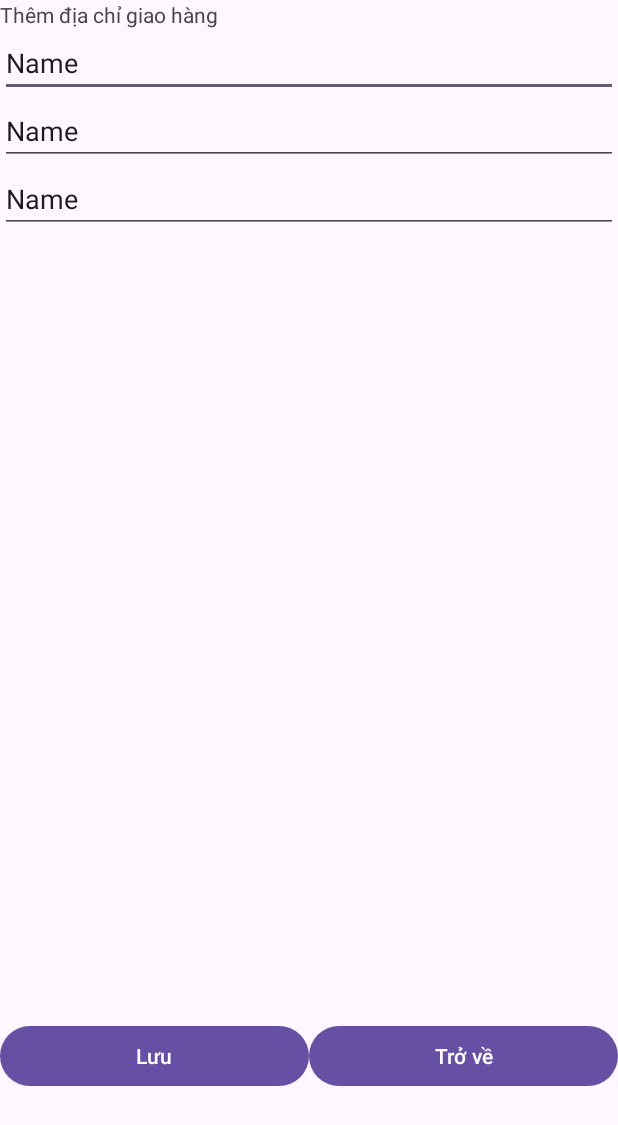
After one commit to huydong0210/EShop, an Android app: the NewShipmentDetailsActivity screen opened directly, with no data from a screen before it, on a phone screen of 412 x 824 dp. The commit adds this screen. Shown: the top 1125 px of the screen. Run offline under Robolectric (Android 15) with nearby library versions, the phone set to English and light mode, and no system bars; network calls fail.

Commit message:
shipmentdetails

```diff
--- a/EShopFE/app/src/main/AndroidManifest.xml
+++ b/EShopFE/app/src/main/AndroidManifest.xml
@@ -15,6 +15,9 @@
         android:theme="@style/Theme.EShopFE"
         android:usesCleartextTraffic="true"
         tools:targetApi="31">
+        <activity
+            android:name=".user_infor.activity.NewShipmentDetailsActivity"
+            android:exported="false" />
         <activity
             android:name=".user_infor.activity.ShipmentDetailsActivity"
             android:exported="false" />
--- /dev/null
+++ b/EShopFE/app/src/main/java/com/group2/eshopfe/user_infor/activity/NewShipmentDetailsActivity.java
@@ -0,0 +1,47 @@
+package com.group2.eshopfe.user_infor.activity;
+
+import androidx.appcompat.app.AppCompatActivity;
+
+import android.content.Intent;
+import android.os.Bundle;
+import android.view.View;
+import android.widget.Button;
+import android.widget.EditText;
+
+import com.group2.eshopfe.R;
+
+public class NewShipmentDetailsActivity extends AppCompatActivity {
+    Button buttonNewShipmentDetailsSave, buttonNewShipmentDetailsBack;
+    EditText editTextNewShipmentDetailsName, editTextNewShipmentDetailsPhone, editTextNewShipmentDetailsAddress;
+
+    @Override
+    protected void onCreate(Bundle savedInstanceState) {
+        super.onCreate(savedInstanceState);
+        setContentView(R.layout.activity_new_shipment_details);
+        addControls();
+        addEvents();
+
+    }
+
+    public void addControls() {
+        editTextNewShipmentDetailsName = findViewById(R.id.editTextNewShipmentDetailsName);
+        editTextNewShipmentDetailsAddress = findViewById(R.id.editTextNewShipmentDetailsAddress);
+        editTextNewShipmentDetailsPhone = findViewById(R.id.editTextNewShipmentDetailsPhone);
+
+        buttonNewShipmentDetailsSave = findViewById(R.id.buttonNewShipmentDetailsSave);
+        buttonNewShipmentDetailsBack = findViewById(R.id.buttonNewShipmentDetailsBack);
+
+
+    }
+
+    public void addEvents() {
+        buttonNewShipmentDetailsBack.setOnClickListener(new View.OnClickListener() {
+            @Override
+            public void onClick(View v) {
+                Intent intent =new Intent(NewShipmentDetailsActivity.this, ShipmentDetailsActivity.class);
+                startActivity(intent);
+            }
+        });
+
+    }
+}
--- a/EShopFE/app/src/main/java/com/group2/eshopfe/user_infor/activity/ShipmentDetailsActivity.java
+++ b/EShopFE/app/src/main/java/com/group2/eshopfe/user_infor/activity/ShipmentDetailsActivity.java
@@ -67,6 +67,7 @@ public class ShipmentDetailsActivity extends AppCompatActivity {
     }
     public void addControls(){
         buttonShipmentDetailsBack = findViewById(R.id.buttonShipmentDetailsBack);
+        buttonShipmentDetailsAdd = findViewById(R.id.buttonShipmentDetailsAdd);
 
         listViewShipmentDetailsList = findViewById(R.id.listViewShipmentDetailsList);
         shipmentDetailsAdapter = new ShipmentDetailsAdapter(ShipmentDetailsActivity.this, R.layout.activity_shipment_details_item);
@@ -82,6 +83,13 @@ public class ShipmentDetailsActivity extends AppCompatActivity {
                 startActivity(intent);
             }
         });
+        buttonShipmentDetailsAdd.setOnClickListener(new View.OnClickListener() {
+            @Override
+            public void onClick(View v) {
+                Intent intent =new Intent(ShipmentDetailsActivity.this, NewShipmentDetailsActivity.class);
+                startActivity(intent);
+            }
+        });
 
     }
 }
--- /dev/null
+++ b/EShopFE/app/src/main/res/layout/activity_new_shipment_details.xml
@@ -0,0 +1,67 @@
+<?xml version="1.0" encoding="utf-8"?>
+<LinearLayout xmlns:android="http://schemas.android.com/apk/res/android"
+    xmlns:app="http://schemas.android.com/apk/res-auto"
+    xmlns:tools="http://schemas.android.com/tools"
+    android:layout_width="match_parent"
+    android:layout_height="match_parent"
+    android:orientation="vertical"
+    tools:context=".user_infor.activity.NewShipmentDetailsActivity">
+
+    <LinearLayout
+        android:layout_width="match_parent"
+        android:layout_height="680dp"
+        android:orientation="vertical">
+
+        <TextView
+            android:id="@+id/textView3"
+            android:layout_width="match_parent"
+            android:layout_height="wrap_content"
+            android:text="Thêm địa chỉ giao hàng" />
+
+        <EditText
+            android:id="@+id/editTextNewShipmentDetailsName"
+            android:layout_width="match_parent"
+            android:layout_height="wrap_content"
+            android:ems="10"
+            android:inputType="text"
+            android:text="Name" />
+
+        <EditText
+            android:id="@+id/editTextNewShipmentDetailsPhone"
+            android:layout_width="match_parent"
+            android:layout_height="wrap_content"
+            android:ems="10"
+            android:inputType="text"
+            android:text="Name" />
+
+        <EditText
+            android:id="@+id/editTextNewShipmentDetailsAddress"
+            android:layout_width="match_parent"
+            android:layout_height="wrap_content"
+            android:ems="10"
+            android:inputType="text"
+            android:text="Name" />
+
+    </LinearLayout>
+
+    <LinearLayout
+        android:layout_width="match_parent"
+        android:layout_height="wrap_content"
+        android:orientation="horizontal">
+
+        <Button
+            android:id="@+id/buttonNewShipmentDetailsSave"
+            android:layout_width="wrap_content"
+            android:layout_height="wrap_content"
+            android:layout_weight="1"
+            android:text="Lưu" />
+
+        <Button
+            android:id="@+id/buttonNewShipmentDetailsBack"
+            android:layout_width="wrap_content"
+            android:layout_height="wrap_content"
+            android:layout_weight="1"
+            android:text="Trở về" />
+    </LinearLayout>
+
+</LinearLayout>
```
